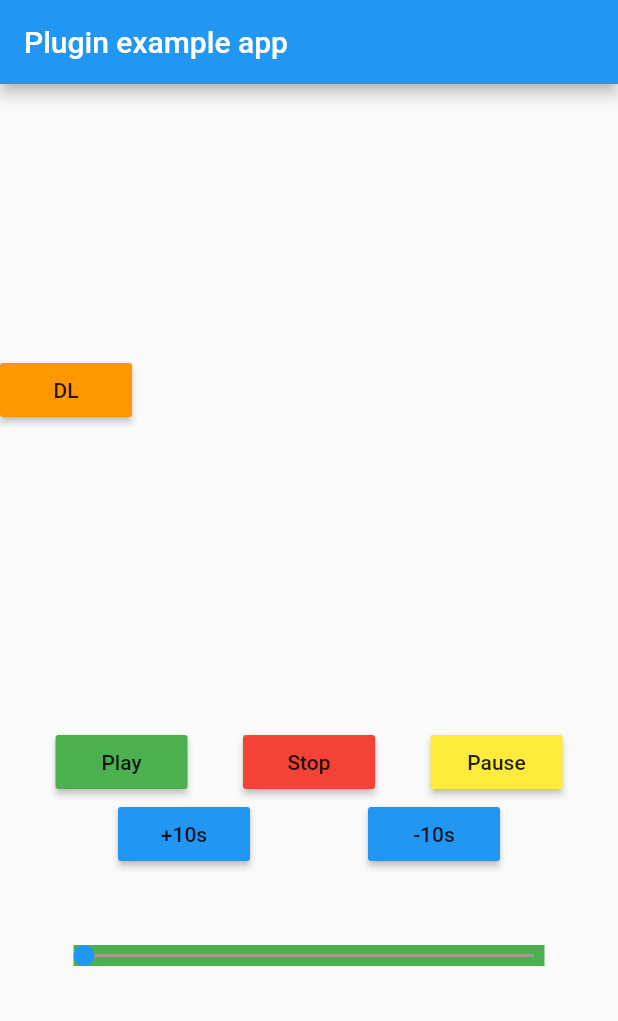
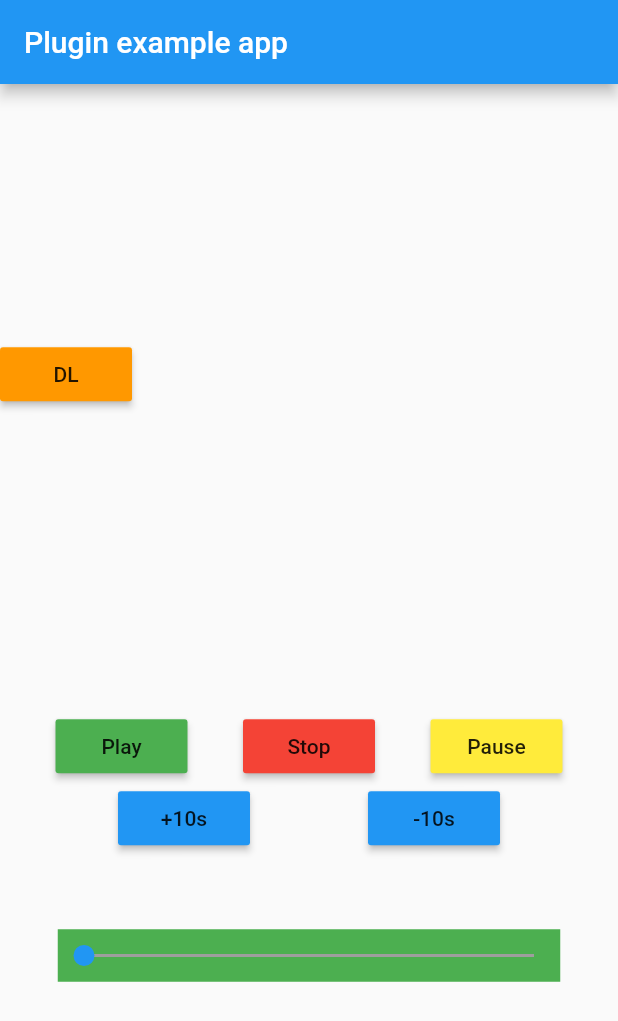
Before and after one commit to tomnewton/rad_audio, a Flutter app: the screen it shows after launch, on a phone screen of 412 x 824 dp. Shown: the top 1021 px of the screen. Run offline on Flutter 3.47's test engine with Material 2 defaults, Android fonts, the phone set to English and light mode, and no system bars.

Commit message:
fix slider and scale on andoird

```diff
--- a/lib/RadSlider.dart
+++ b/lib/RadSlider.dart
@@ -50,13 +50,16 @@ class _RadSliderState extends State<RadSlider> {
 
   @override
   Widget build(BuildContext context) {
+    var CONTAINER_HEIGHT = 5*widget.ballRadius;
+
     return new Stack(
       overflow: Overflow.visible,
+      fit: StackFit.loose,
       children: <Widget>[
         new Container(
           color: widget.backgroundColor,
-          width: widget.width+(2*widget.ballRadius),
-          height: (2*widget.ballRadius),
+          width: widget.width+(5*widget.ballRadius),
+          height: CONTAINER_HEIGHT,
         ),
         new Positioned(
           child: new Container(
@@ -64,8 +67,8 @@ class _RadSliderState extends State<RadSlider> {
             width: widget.width,
             height: 2.0,
           ),
-          top: widget.ballRadius-1,
-          left: widget.ballRadius,
+          top: CONTAINER_HEIGHT/2 -1, //widget.ballRadius-1,
+          left: CONTAINER_HEIGHT/2,//widget.ballRadius,
         ),
         new Positioned(
           child: new Container(
@@ -73,15 +76,25 @@ class _RadSliderState extends State<RadSlider> {
             width: this.currentPosition,
             height: 2.0,
           ),
-          top: widget.ballRadius-1,
-          left: widget.ballRadius,
+          top: CONTAINER_HEIGHT/2 -1,
+          left:  CONTAINER_HEIGHT/2, //widget.ballRadius,
         ),
         new Positioned(
           child: new GestureDetector(
-            child: new Container(
-              decoration: new BoxDecoration(color: widget.primaryLineColor, shape: BoxShape.circle),
-              width: 2*widget.ballRadius,
-              height: 2*widget.ballRadius,
+            child: new Stack(
+              alignment: AlignmentDirectional.center,
+              children: <Widget>[
+                new Container(
+                  width: CONTAINER_HEIGHT,
+                  height: CONTAINER_HEIGHT,
+                  color: Colors.grey.withAlpha(0),
+                ),
+                new Container(
+                  decoration: new BoxDecoration(color: widget.primaryLineColor, shape: BoxShape.circle),
+                  width: 2*widget.ballRadius,
+                  height: 2*widget.ballRadius,
+                ),
+              ],
             ),
             onHorizontalDragStart: (DragStartDetails d){
               if ( widget.onDragStart != null ) {
```
Also changed, not shown: 1 other file.
